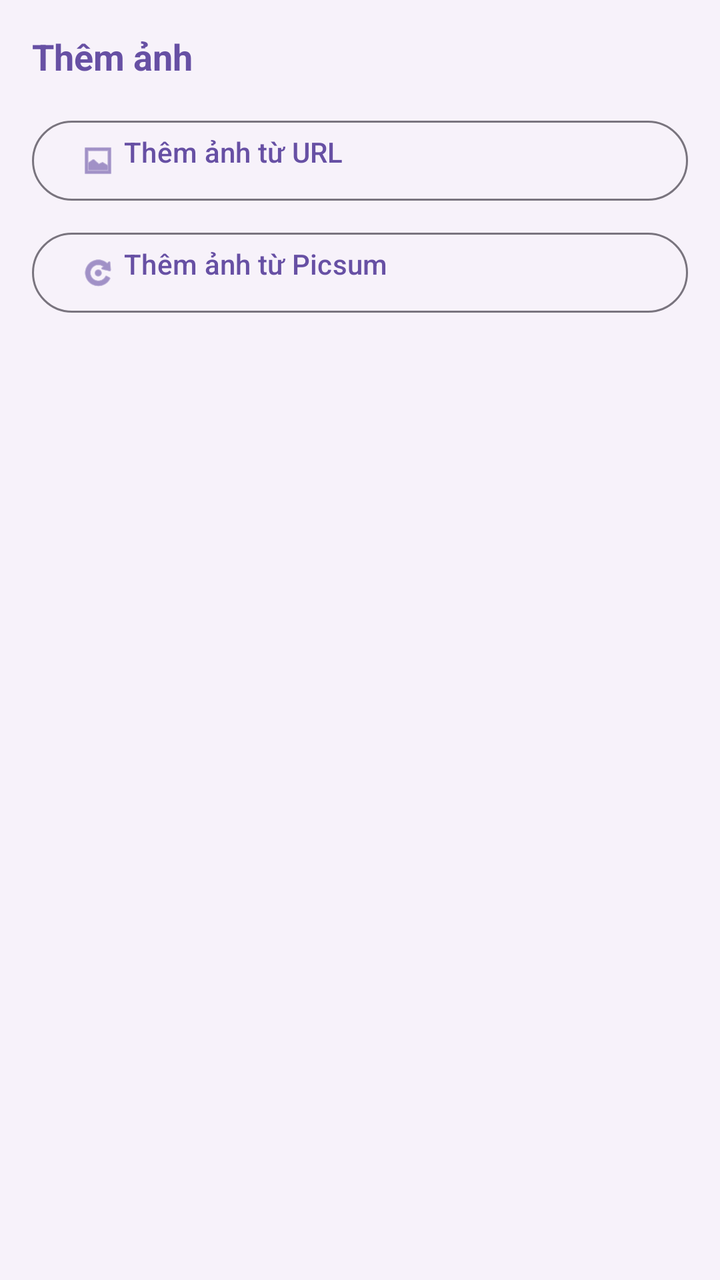
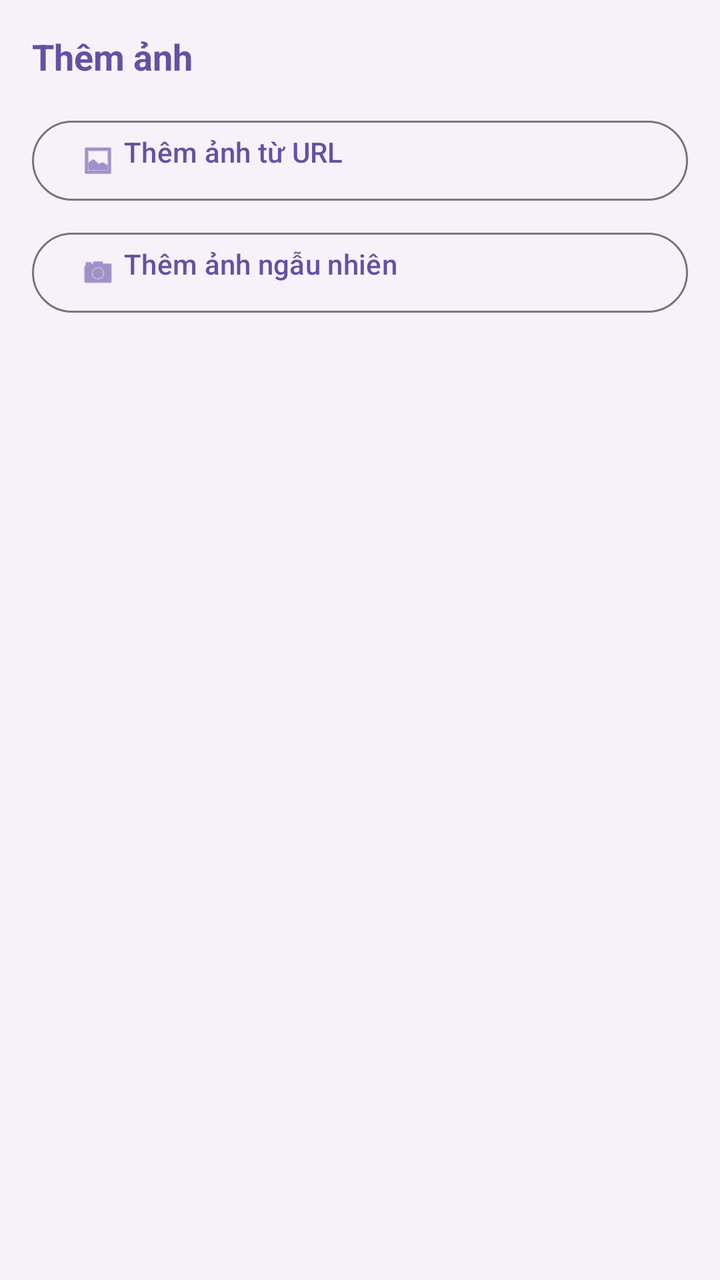

Before-and-after screenshots of an Android layout around one commit, followed by the original layout XML and the change that was made.
<!-- AndroidManifest.xml: application theme Theme.Mobile_MID -->
<!-- res/layout/layout_fab_bottom_sheet.xml -->
<?xml version="1.0" encoding="utf-8"?>
<layout xmlns:android="http://schemas.android.com/apk/res/android"
    xmlns:app="http://schemas.android.com/apk/res-auto">

    <LinearLayout
        android:layout_width="match_parent"
        android:layout_height="wrap_content"
        android:orientation="vertical"
        android:padding="16dp"
        android:background="?attr/colorSurfaceContainerLow">

        <TextView
            android:layout_width="match_parent"
            android:layout_height="wrap_content"
            android:text="Thêm ảnh"
            android:textColor="?attr/colorPrimary"
            android:textSize="18sp"
            android:textStyle="bold"
            android:paddingBottom="16dp" />

        <com.google.android.material.button.MaterialButton
            android:id="@+id/optionPhoto"
            android:layout_width="match_parent"
            android:layout_height="wrap_content"
            android:layout_marginBottom="8dp"
            android:gravity="start"
            android:text="Thêm ảnh từ URL"
            android:textAllCaps="false"
            app:icon="@android:drawable/ic_menu_gallery"
            app:iconGravity="start"
            style="@style/Widget.Material3.Button.OutlinedButton" />

        <com.google.android.material.button.MaterialButton
            android:id="@+id/optionPicsum"
            style="@style/Widget.Material3.Button.OutlinedButton"
            android:layout_width="match_parent"
            android:layout_height="wrap_content"
            android:gravity="start"
            android:text="Thêm ảnh từ Picsum"
            android:textAllCaps="false"
            app:icon="@android:drawable/ic_menu_rotate"
            app:iconGravity="start" />

    </LinearLayout>
</layout>
<!-- resources referenced by this layout -->
<resources>
  <style name="Theme.Mobile_MID" parent="Base.Theme.Mobile_MID" />
  <style name="Base.Theme.Mobile_MID" parent="Theme.Material3.DayNight.NoActionBar">
          
          
      </style>
</resources>

<!-- the commit's change to res/layout/layout_fab_bottom_sheet.xml (unified diff, before → after) -->
@@ -31,14 +31,14 @@
             style="@style/Widget.Material3.Button.OutlinedButton" />
 
         <com.google.android.material.button.MaterialButton
-            android:id="@+id/optionPicsum"
+            android:id="@+id/optionRandomPicsum"
             style="@style/Widget.Material3.Button.OutlinedButton"
             android:layout_width="match_parent"
             android:layout_height="wrap_content"
             android:gravity="start"
-            android:text="Thêm ảnh từ Picsum"
+            android:text="Thêm ảnh ngẫu nhiên"
             android:textAllCaps="false"
-            app:icon="@android:drawable/ic_menu_rotate"
+            app:icon="@android:drawable/ic_menu_camera"
             app:iconGravity="start" />
 
     </LinearLayout>
